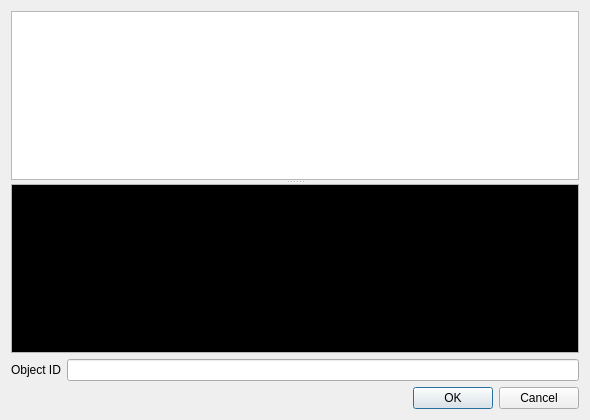
First picture: the form in ui/CommitBrowser.ui, repository git-cola/git-cola, before the edit.
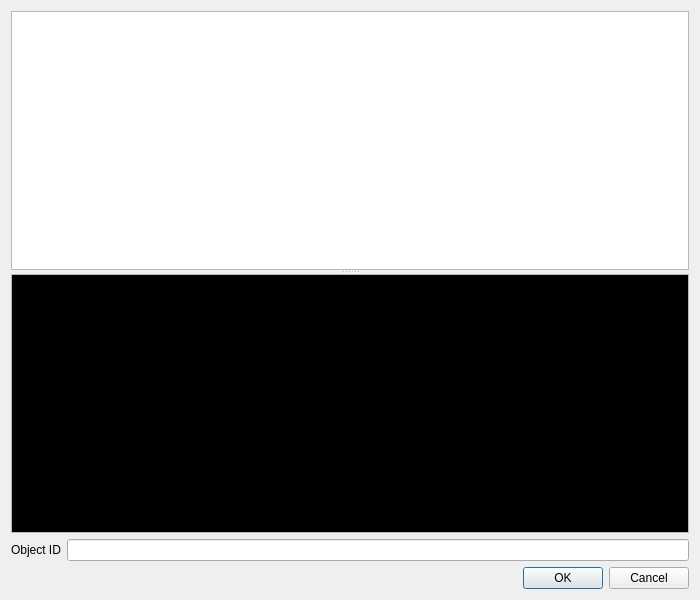
Second picture: the form after the edit.

Diff of the .ui file:
```diff
--- a/ui/CommitBrowser.ui
+++ b/ui/CommitBrowser.ui
@@ -5,8 +5,8 @@
    <rect>
     <x>0</x>
     <y>0</y>
-    <width>590</width>
-    <height>420</height>
+    <width>700</width>
+    <height>600</height>
    </rect>
   </property>
   <property name="windowTitle" >
```
